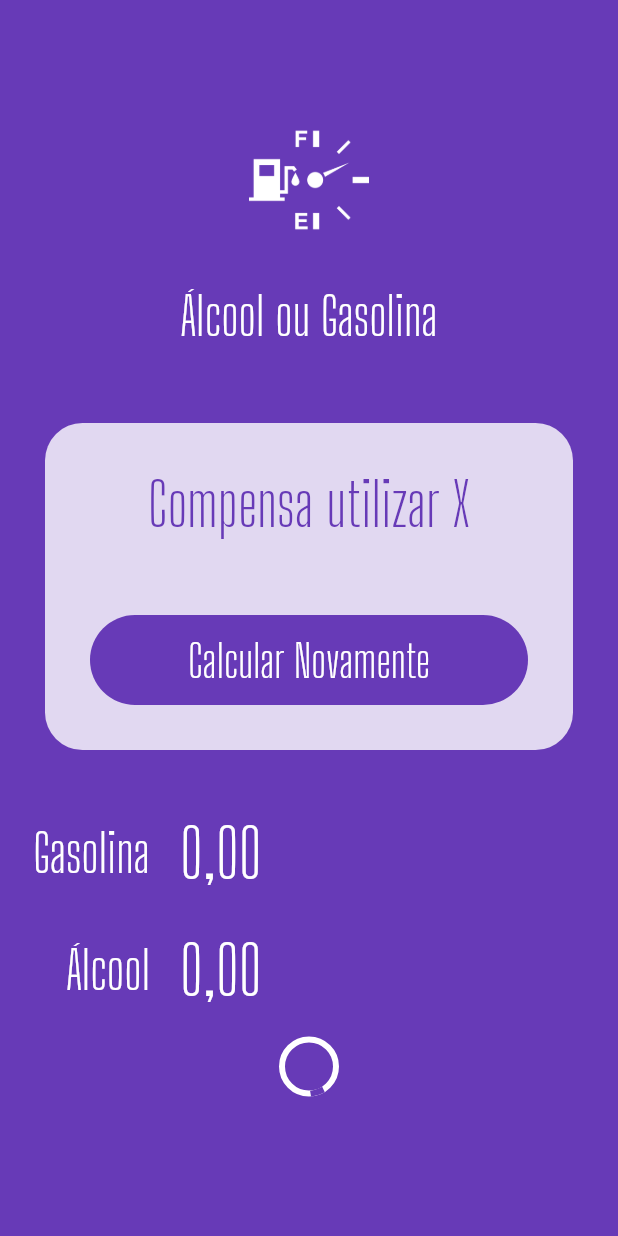
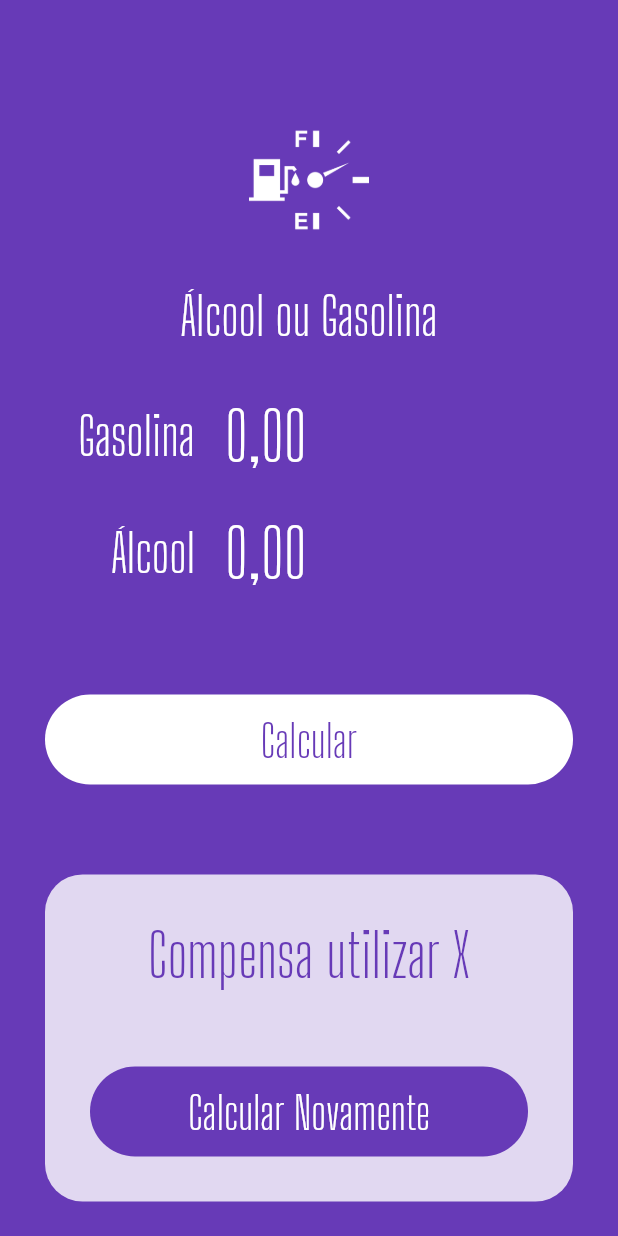
Before and after one commit to SamuelAlv3s/App-AlcoolOuGasolina, a Flutter app: the screen it shows after launch, on a phone screen of 412 x 824 dp. Run offline on Flutter 3.47's test engine with Material 2 defaults, Android fonts, the phone set to English and light mode, and no system bars; our stand-ins replace flutter_masked_text; missing offline and left inert: dart:ffi.

Commit message:
widget submit form

```diff
--- a/lib/main.dart
+++ b/lib/main.dart
@@ -3,6 +3,7 @@ import 'dart:ffi';
 import 'package:alcool_gasolina/widgets/input.widget.dart';
 import 'package:alcool_gasolina/widgets/load-button.widget.dart';
 import 'package:alcool_gasolina/widgets/logo.widget.dart';
+import 'package:alcool_gasolina/widgets/submit-form.widget.dart';
 import 'package:alcool_gasolina/widgets/success.widget.dart';
 import 'package:flutter/material.dart';
 import 'package:flutter_masked_text/flutter_masked_text.dart';
@@ -31,7 +32,9 @@ class HomePage extends StatelessWidget {
   final _gasCtrl = MoneyMaskedTextController();
   final _alcCtrl = MoneyMaskedTextController();
 
-  HomePage({super.key});
+  HomePage({
+    super.key,
+  });
 
   @override
   Widget build(BuildContext context) {
@@ -39,10 +42,12 @@ class HomePage extends StatelessWidget {
       backgroundColor: Theme.of(context).primaryColor,
       body: ListView(children: <Widget>[
         Logo(),
+        SubmitForm(
+            gasCtrl: _gasCtrl,
+            alcCtrl: _alcCtrl,
+            busy: false,
+            submitFunc: () {}),
         Success(reset: () {}, result: 'Compensa utilizar X'),
-        Input(label: 'Gasolina', ctrl: _gasCtrl),
-        Input(label: 'Álcool', ctrl: _alcCtrl),
-        LoadingButton(busy: true, invert: false, func: () {}, text: 'Calcular')
       ]),
     );
   }
--- /dev/null
+++ b/lib/widgets/submit-form.widget.dart
@@ -0,0 +1,39 @@
+import 'package:alcool_gasolina/widgets/input.widget.dart';
+import 'package:alcool_gasolina/widgets/load-button.widget.dart';
+import 'package:flutter/cupertino.dart';
+import 'package:flutter/src/widgets/container.dart';
+import 'package:flutter/src/widgets/framework.dart';
+import 'package:flutter_masked_text/flutter_masked_text.dart';
+
+class SubmitForm extends StatelessWidget {
+  final MoneyMaskedTextController gasCtrl;
+  final MoneyMaskedTextController alcCtrl;
+  final bool busy;
+  final VoidCallback submitFunc;
+
+  const SubmitForm(
+      {super.key,
+      required this.gasCtrl,
+      required this.alcCtrl,
+      required this.busy,
+      required this.submitFunc});
+
+  @override
+  Widget build(BuildContext context) {
+    return Column(
+      children: <Widget>[
+        Padding(
+          padding: EdgeInsets.only(left: 30, right: 30),
+          child: Input(label: 'Gasolina', ctrl: gasCtrl),
+        ),
+        Padding(
+          padding: EdgeInsets.only(left: 30, right: 30),
+          child: Input(label: 'Álcool', ctrl: alcCtrl),
+        ),
+        SizedBox(height: 25),
+        LoadingButton(
+            busy: busy, invert: false, func: submitFunc, text: 'Calcular')
+      ],
+    );
+  }
+}
```
